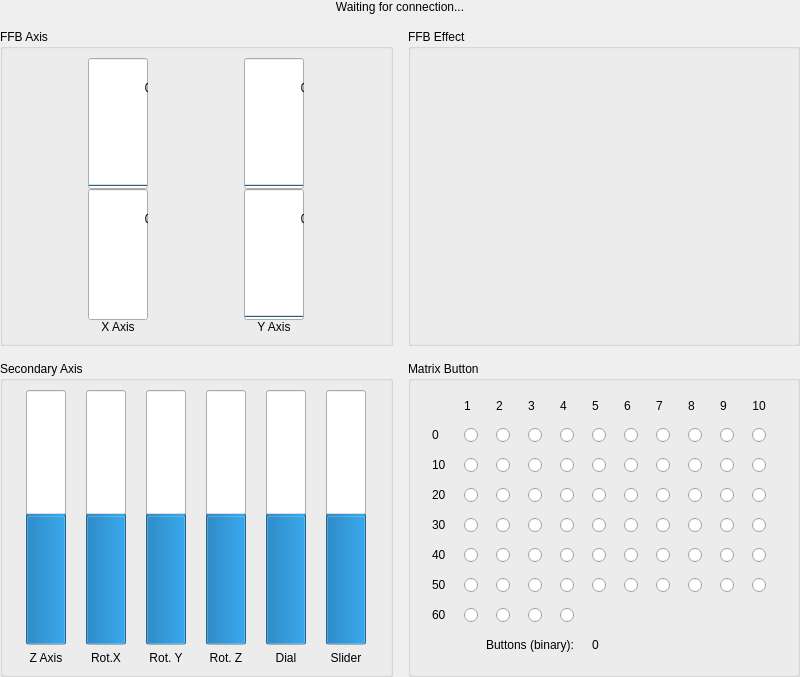
This is res/dashboard.ui in Ultrawipf/OpenFFBoard-configurator as Qt 5 draws it before an edit. The edited form follows.
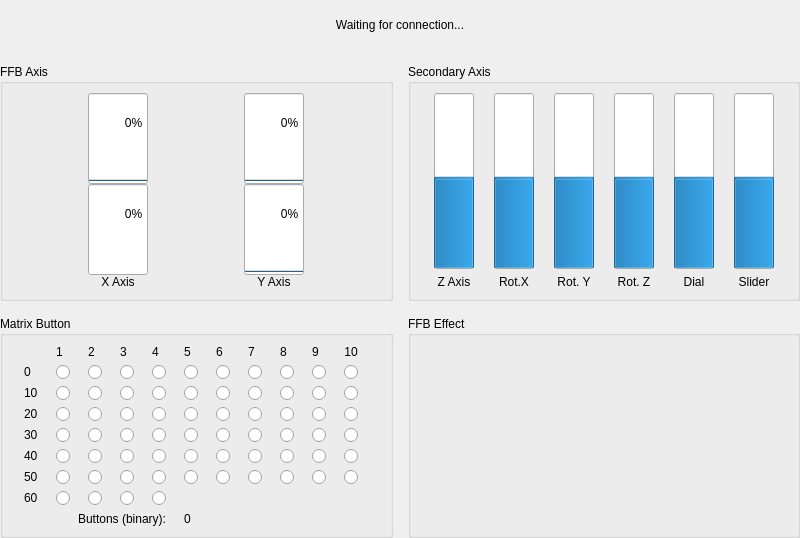
This is the edited form.

Commit message: fix(ui): imrpove the UI to get a good layout/display

```diff
--- a/res/dashboard.ui
+++ b/res/dashboard.ui
@@ -7,13 +7,13 @@
     <x>0</x>
     <y>0</y>
     <width>800</width>
-    <height>677</height>
+    <height>538</height>
    </rect>
   </property>
   <property name="windowTitle">
    <string>Dashboard</string>
   </property>
-  <layout class="QGridLayout" name="gridLayout_2" rowstretch="0,1,1">
+  <layout class="QGridLayout" name="gridLayout_2">
    <property name="leftMargin">
     <number>0</number>
    </property>
@@ -29,6 +29,25 @@
    <property name="spacing">
     <number>15</number>
    </property>
+   <item row="0" column="0" colspan="2">
+    <widget class="QLabel" name="lbl_status">
+     <property name="sizePolicy">
+      <sizepolicy hsizetype="Expanding" vsizetype="Expanding">
+       <horstretch>0</horstretch>
+       <verstretch>0</verstretch>
+      </sizepolicy>
+     </property>
+     <property name="text">
+      <string>Waiting for connection...</string>
+     </property>
+     <property name="alignment">
+      <set>Qt::AlignmentFlag::AlignCenter</set>
+     </property>
+     <property name="wordWrap">
+      <bool>true</bool>
+     </property>
+    </widget>
+   </item>
    <item row="1" column="0">
     <widget class="QGroupBox" name="groupBox_FFBAxes">
      <property name="title">
@@ -195,20 +214,264 @@
     </widget>
    </item>
    <item row="1" column="1">
-    <widget class="QGroupBox" name="groupBox_ffbeffect">
-     <property name="sizePolicy">
-      <sizepolicy hsizetype="Preferred" vsizetype="Preferred">
-       <horstretch>0</horstretch>
-       <verstretch>0</verstretch>
-      </sizepolicy>
-     </property>
+    <widget class="QGroupBox" name="groupBox_secAxis">
      <property name="title">
-      <string>FFB Effect</string>
+      <string>Secondary Axis</string>
      </property>
-     <layout class="QGridLayout" name="gridLayout_4"/>
+     <layout class="QGridLayout" name="gridLayout_buttons" columnstretch="0,0,0,0,0,0">
+      <property name="sizeConstraint">
+       <enum>QLayout::SizeConstraint::SetNoConstraint</enum>
+      </property>
+      <item row="1" column="3">
+       <widget class="QLabel" name="label_axis_rz">
+        <property name="text">
+         <string>Rot. Z</string>
+        </property>
+        <property name="alignment">
+         <set>Qt::AlignmentFlag::AlignCenter</set>
+        </property>
+       </widget>
+      </item>
+      <item row="0" column="0">
+       <widget class="QProgressBar" name="progressBar_Z">
+        <property name="sizePolicy">
+         <sizepolicy hsizetype="Preferred" vsizetype="Expanding">
+          <horstretch>0</horstretch>
+          <verstretch>0</verstretch>
+         </sizepolicy>
+        </property>
+        <property name="maximumSize">
+         <size>
+          <width>40</width>
+          <height>16777215</height>
+         </size>
+        </property>
+        <property name="minimum">
+         <number>-32767</number>
+        </property>
+        <property name="maximum">
+         <number>32767</number>
+        </property>
+        <property name="value">
+         <number>0</number>
+        </property>
+        <property name="alignment">
+         <set>Qt::AlignmentFlag::AlignCenter</set>
+        </property>
+        <property name="orientation">
+         <enum>Qt::Orientation::Vertical</enum>
+        </property>
+       </widget>
+      </item>
+      <item row="1" column="4">
+       <widget class="QLabel" name="label_dial">
+        <property name="text">
+         <string>Dial</string>
+        </property>
+        <property name="alignment">
+         <set>Qt::AlignmentFlag::AlignCenter</set>
+        </property>
+       </widget>
+      </item>
+      <item row="1" column="2">
+       <widget class="QLabel" name="label_axis_ry">
+        <property name="text">
+         <string>Rot. Y</string>
+        </property>
+        <property name="alignment">
+         <set>Qt::AlignmentFlag::AlignCenter</set>
+        </property>
+       </widget>
+      </item>
+      <item row="1" column="5">
+       <widget class="QLabel" name="label_slider">
+        <property name="text">
+         <string>Slider</string>
+        </property>
+        <property name="alignment">
+         <set>Qt::AlignmentFlag::AlignCenter</set>
+        </property>
+       </widget>
+      </item>
+      <item row="1" column="0">
+       <widget class="QLabel" name="label_axis_z">
+        <property name="text">
+         <string>Z Axis</string>
+        </property>
+        <property name="alignment">
+         <set>Qt::AlignmentFlag::AlignCenter</set>
+        </property>
+       </widget>
+      </item>
+      <item row="1" column="1">
+       <widget class="QLabel" name="label_axis_rx">
+        <property name="text">
+         <string>Rot.X</string>
+        </property>
+        <property name="alignment">
+         <set>Qt::AlignmentFlag::AlignCenter</set>
+        </property>
+       </widget>
+      </item>
+      <item row="0" column="1">
+       <widget class="QProgressBar" name="progressBar_RX">
+        <property name="sizePolicy">
+         <sizepolicy hsizetype="Preferred" vsizetype="Expanding">
+          <horstretch>0</horstretch>
+          <verstretch>0</verstretch>
+         </sizepolicy>
+        </property>
+        <property name="maximumSize">
+         <size>
+          <width>40</width>
+          <height>16777215</height>
+         </size>
+        </property>
+        <property name="minimum">
+         <number>-32767</number>
+        </property>
+        <property name="maximum">
+         <number>32767</number>
+        </property>
+        <property name="value">
+         <number>0</number>
+        </property>
+        <property name="alignment">
+         <set>Qt::AlignmentFlag::AlignCenter</set>
+        </property>
+        <property name="orientation">
+         <enum>Qt::Orientation::Vertical</enum>
+        </property>
+       </widget>
+      </item>
+      <item row="0" column="2">
+       <widget class="QProgressBar" name="progressBar_RY">
+        <property name="sizePolicy">
+         <sizepolicy hsizetype="Preferred" vsizetype="Expanding">
+          <horstretch>0</horstretch>
+          <verstretch>0</verstretch>
+         </sizepolicy>
+        </property>
+        <property name="maximumSize">
+         <size>
+          <width>40</width>
+          <height>16777215</height>
+         </size>
+        </property>
+        <property name="minimum">
+         <number>-32767</number>
+        </property>
+        <property name="maximum">
+         <number>32767</number>
+        </property>
+        <property name="value">
+         <number>0</number>
+        </property>
+        <property name="alignment">
+         <set>Qt::AlignmentFlag::AlignCenter</set>
+        </property>
+        <property name="orientation">
+         <enum>Qt::Orientation::Vertical</enum>
+        </property>
+       </widget>
+      </item>
+      <item row="0" column="3">
+       <widget class="QProgressBar" name="progressBar_RZ">
+        <property name="sizePolicy">
+         <sizepolicy hsizetype="Preferred" vsizetype="Expanding">
+          <horstretch>0</horstretch>
+          <verstretch>0</verstretch>
+         </sizepolicy>
+        </property>
+        <property name="maximumSize">
+         <size>
+          <width>40</width>
+          <height>16777215</height>
+         </size>
+        </property>
+        <property name="minimum">
+         <number>-32767</number>
+        </property>
+        <property name="maximum">
+         <number>32767</number>
+        </property>
+        <property name="value">
+         <number>0</number>
+        </property>
+        <property name="alignment">
+         <set>Qt::AlignmentFlag::AlignCenter</set>
+        </property>
+        <property name="orientation">
+         <enum>Qt::Orientation::Vertical</enum>
+        </property>
+       </widget>
+      </item>
+      <item row="0" column="4">
+       <widget class="QProgressBar" name="progressBar_dial">
+        <property name="sizePolicy">
+         <sizepolicy hsizetype="Preferred" vsizetype="Expanding">
+          <horstretch>0</horstretch>
+          <verstretch>0</verstretch>
+         </sizepolicy>
+        </property>
+        <property name="maximumSize">
+         <size>
+          <width>40</width>
+          <height>16777215</height>
+         </size>
+        </property>
+        <property name="minimum">
+         <number>-32767</number>
+        </property>
+        <property name="maximum">
+         <number>32767</number>
+        </property>
+        <property name="value">
+         <number>0</number>
+        </property>
+        <property name="alignment">
+         <set>Qt::AlignmentFlag::AlignCenter</set>
+        </property>
+        <property name="orientation">
+         <enum>Qt::Orientation::Vertical</enum>
+        </property>
+       </widget>
+      </item>
+      <item row="0" column="5">
+       <widget class="QProgressBar" name="progressBar_slider">
+        <property name="sizePolicy">
+         <sizepolicy hsizetype="Preferred" vsizetype="Expanding">
+          <horstretch>0</horstretch>
+          <verstretch>0</verstretch>
+         </sizepolicy>
+        </property>
+        <property name="maximumSize">
+         <size>
+          <width>40</width>
+          <height>16777215</height>
+         </size>
+        </property>
+        <property name="minimum">
+         <number>-32767</number>
+        </property>
+        <property name="maximum">
+         <number>32767</number>
+        </property>
+        <property name="value">
+         <number>0</number>
+        </property>
+        <property name="alignment">
+         <set>Qt::AlignmentFlag::AlignCenter</set>
+        </property>
+        <property name="orientation">
+         <enum>Qt::Orientation::Vertical</enum>
+        </property>
+       </widget>
+      </item>
+     </layout>
     </widget>
    </item>
-   <item row="2" column="1">
+   <item row="2" column="0">
     <widget class="QGroupBox" name="groupBox_matrixButton">
      <property name="sizePolicy">
       <sizepolicy hsizetype="Preferred" vsizetype="Preferred">
@@ -1533,281 +1796,18 @@
      </layout>
     </widget>
    </item>
-   <item row="2" column="0">
-    <widget class="QGroupBox" name="groupBox_secAxis">
-     <property name="title">
-      <string>Secondary Axis</string>
-     </property>
-     <layout class="QGridLayout" name="gridLayout_buttons" columnstretch="0,0,0,0,0,0">
-      <property name="sizeConstraint">
-       <enum>QLayout::SizeConstraint::SetNoConstraint</enum>
-      </property>
-      <item row="1" column="3">
-       <widget class="QLabel" name="label_axis_rz">
-        <property name="text">
-         <string>Rot. Z</string>
-        </property>
-        <property name="alignment">
-         <set>Qt::AlignmentFlag::AlignCenter</set>
-        </property>
-       </widget>
-      </item>
-      <item row="0" column="0">
-       <widget class="QProgressBar" name="progressBar_Z">
-        <property name="sizePolicy">
-         <sizepolicy hsizetype="Preferred" vsizetype="Expanding">
-          <horstretch>0</horstretch>
-          <verstretch>0</verstretch>
-         </sizepolicy>
-        </property>
-        <property name="maximumSize">
-         <size>
-          <width>40</width>
-          <height>16777215</height>
-         </size>
-        </property>
-        <property name="minimum">
-         <number>-32767</number>
-        </property>
-        <property name="maximum">
-         <number>32767</number>
-        </property>
-        <property name="value">
-         <number>0</number>
-        </property>
-        <property name="alignment">
-         <set>Qt::AlignmentFlag::AlignCenter</set>
-        </property>
-        <property name="orientation">
-         <enum>Qt::Orientation::Vertical</enum>
-        </property>
-       </widget>
-      </item>
-      <item row="1" column="4">
-       <widget class="QLabel" name="label_dial">
-        <property name="text">
-         <string>Dial</string>
-        </property>
-        <property name="alignment">
-         <set>Qt::AlignmentFlag::AlignCenter</set>
-        </property>
-       </widget>
-      </item>
-      <item row="1" column="2">
-       <widget class="QLabel" name="label_axis_ry">
-        <property name="text">
-         <string>Rot. Y</string>
-        </property>
-        <property name="alignment">
-         <set>Qt::AlignmentFlag::AlignCenter</set>
-        </property>
-       </widget>
-      </item>
-      <item row="1" column="5">
-       <widget class="QLabel" name="label_slider">
-        <property name="text">
-         <string>Slider</string>
-        </property>
-        <property name="alignment">
-         <set>Qt::AlignmentFlag::AlignCenter</set>
-        </property>
-       </widget>
-      </item>
-      <item row="1" column="0">
-       <widget class="QLabel" name="label_axis_z">
-        <property name="text">
-         <string>Z Axis</string>
-        </property>
-        <property name="alignment">
-         <set>Qt::AlignmentFlag::AlignCenter</set>
-        </property>
-       </widget>
-      </item>
-      <item row="1" column="1">
-       <widget class="QLabel" name="label_axis_rx">
-        <property name="text">
-         <string>Rot.X</string>
-        </property>
-        <property name="alignment">
-         <set>Qt::AlignmentFlag::AlignCenter</set>
-        </property>
-       </widget>
-      </item>
-      <item row="0" column="1">
-       <widget class="QProgressBar" name="progressBar_RX">
-        <property name="sizePolicy">
-         <sizepolicy hsizetype="Preferred" vsizetype="Expanding">
-          <horstretch>0</horstretch>
-          <verstretch>0</verstretch>
-         </sizepolicy>
-        </property>
-        <property name="maximumSize">
-         <size>
-          <width>40</width>
-          <height>16777215</height>
-         </size>
-        </property>
-        <property name="minimum">
-         <number>-32767</number>
-        </property>
-        <property name="maximum">
-         <number>32767</number>
-        </property>
-        <property name="value">
-         <number>0</number>
-        </property>
-        <property name="alignment">
-         <set>Qt::AlignmentFlag::AlignCenter</set>
-        </property>
-        <property name="orientation">
-         <enum>Qt::Orientation::Vertical</enum>
-        </property>
-       </widget>
-      </item>
-      <item row="0" column="2">
-       <widget class="QProgressBar" name="progressBar_RY">
-        <property name="sizePolicy">
-         <sizepolicy hsizetype="Preferred" vsizetype="Expanding">
-          <horstretch>0</horstretch>
-          <verstretch>0</verstretch>
-         </sizepolicy>
-        </property>
-        <property name="maximumSize">
-         <size>
-          <width>40</width>
-          <height>16777215</height>
-         </size>
-        </property>
-        <property name="minimum">
-         <number>-32767</number>
-        </property>
-        <property name="maximum">
-         <number>32767</number>
-        </property>
-        <property name="value">
-         <number>0</number>
-        </property>
-        <property name="alignment">
-         <set>Qt::AlignmentFlag::AlignCenter</set>
-        </property>
-        <property name="orientation">
-         <enum>Qt::Orientation::Vertical</enum>
-        </property>
-       </widget>
-      </item>
-      <item row="0" column="3">
-       <widget class="QProgressBar" name="progressBar_RZ">
-        <property name="sizePolicy">
-         <sizepolicy hsizetype="Preferred" vsizetype="Expanding">
-          <horstretch>0</horstretch>
-          <verstretch>0</verstretch>
-         </sizepolicy>
-        </property>
-        <property name="maximumSize">
-         <size>
-          <width>40</width>
-          <height>16777215</height>
-         </size>
-        </property>
-        <property name="minimum">
-         <number>-32767</number>
-        </property>
-        <property name="maximum">
-         <number>32767</number>
-        </property>
-        <property name="value">
-         <number>0</number>
-        </property>
-        <property name="alignment">
-         <set>Qt::AlignmentFlag::AlignCenter</set>
-        </property>
-        <property name="orientation">
-         <enum>Qt::Orientation::Vertical</enum>
-        </property>
-       </widget>
-      </item>
-      <item row="0" column="4">
-       <widget class="QProgressBar" name="progressBar_dial">
-        <property name="sizePolicy">
-         <sizepolicy hsizetype="Preferred" vsizetype="Expanding">
-          <horstretch>0</horstretch>
-          <verstretch>0</verstretch>
-         </sizepolicy>
-        </property>
-        <property name="maximumSize">
-         <size>
-          <width>40</width>
-          <height>16777215</height>
-         </size>
-        </property>
-        <property name="minimum">
-         <number>-32767</number>
-        </property>
-        <property name="maximum">
-         <number>32767</number>
-        </property>
-        <property name="value">
-         <number>0</number>
-        </property>
-        <property name="alignment">
-         <set>Qt::AlignmentFlag::AlignCenter</set>
-        </property>
-        <property name="orientation">
-         <enum>Qt::Orientation::Vertical</enum>
-        </property>
-       </widget>
-      </item>
-      <item row="0" column="5">
-       <widget class="QProgressBar" name="progressBar_slider">
-        <property name="sizePolicy">
-         <sizepolicy hsizetype="Preferred" vsizetype="Expanding">
-          <horstretch>0</horstretch>
-          <verstretch>0</verstretch>
-         </sizepolicy>
-        </property>
-        <property name="maximumSize">
-         <size>
-          <width>40</width>
-          <height>16777215</height>
-         </size>
-        </property>
-        <property name="minimum">
-         <number>-32767</number>
-        </property>
-        <property name="maximum">
-         <number>32767</number>
-        </property>
-        <property name="value">
-         <number>0</number>
-        </property>
-        <property name="alignment">
-         <set>Qt::AlignmentFlag::AlignCenter</set>
-        </property>
-        <property name="orientation">
-         <enum>Qt::Orientation::Vertical</enum>
-        </property>
-       </widget>
-      </item>
-     </layout>
-    </widget>
-   </item>
-   <item row="0" column="0" colspan="2">
-    <widget class="QLabel" name="lbl_status">
+   <item row="2" column="1">
+    <widget class="QGroupBox" name="groupBox_ffbeffect">
      <property name="sizePolicy">
-      <sizepolicy hsizetype="Expanding" vsizetype="Expanding">
+      <sizepolicy hsizetype="Preferred" vsizetype="Preferred">
        <horstretch>0</horstretch>
        <verstretch>0</verstretch>
       </sizepolicy>
      </property>
-     <property name="text">
-      <string>Waiting for connection...</string>
+     <property name="title">
+      <string>FFB Effect</string>
      </property>
-     <property name="alignment">
-      <set>Qt::AlignmentFlag::AlignCenter</set>
-     </property>
-     <property name="wordWrap">
-      <bool>true</bool>
-     </property>
+     <layout class="QGridLayout" name="gridLayout_4"/>
     </widget>
    </item>
   </layout>
```
The commit also changes 4 other files.
